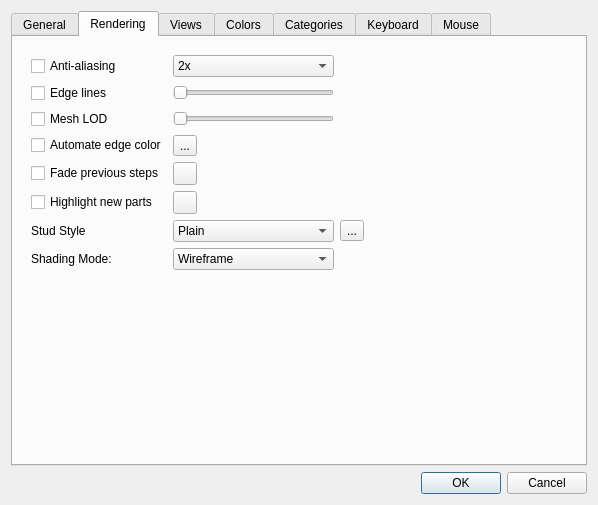
Qt form qt/lc_qpreferencesdialog.ui (leozide/leocad) before a commit.
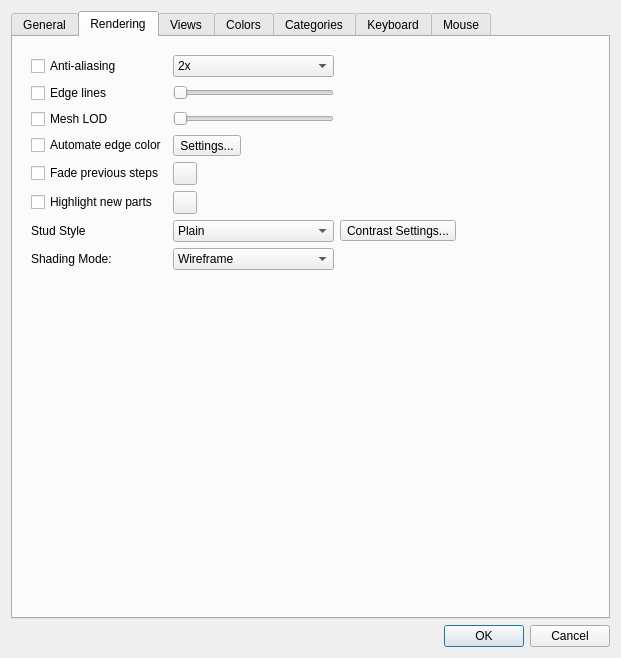
The same form after that commit. The open tabs and pages were chosen to show the change. Icons and pictures are not drawn.

Commit message: Fixed button contrast not disabled until the stud style is changed.

Diff of the .ui file:
```diff
--- a/qt/lc_qpreferencesdialog.ui
+++ b/qt/lc_qpreferencesdialog.ui
@@ -6,8 +6,8 @@
    <rect>
     <x>0</x>
     <y>0</y>
-    <width>598</width>
-    <height>503</height>
+    <width>621</width>
+    <height>658</height>
    </rect>
   </property>
   <property name="windowTitle">
@@ -521,7 +521,7 @@
           <item row="7" column="1">
            <widget class="QToolButton" name="AutomateEdgeColorButton">
             <property name="text">
-             <string>...</string>
+             <string>Settings...</string>
             </property>
            </widget>
           </item>
@@ -535,7 +535,7 @@
           <item row="10" column="2">
            <widget class="QToolButton" name="HighContrastButton">
             <property name="text">
-             <string>...</string>
+             <string>Contrast Settings...</string>
             </property>
            </widget>
           </item>
```
The commit also changes 1 other file.
